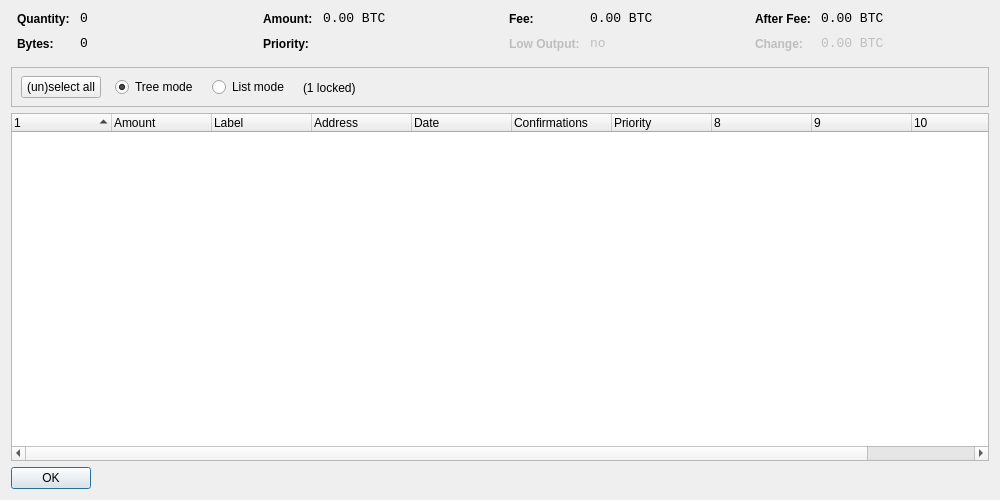
Above: src/qt/forms/coincontroldialog.ui from Prime-Cryptos/Prime-xi before the change. Below: the same form after it.
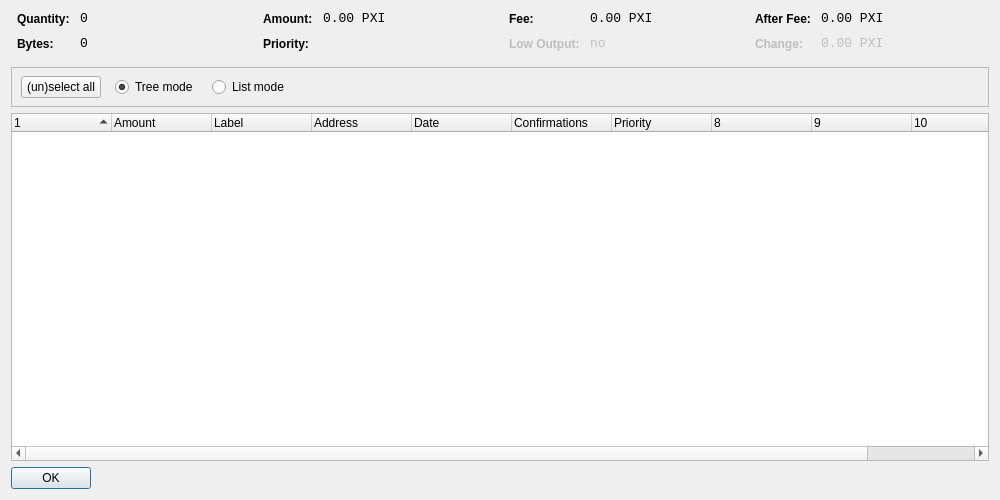
That is the form after the change. Custom widgets are drawn as their Qt base class.

Patch:
```diff
--- a/src/qt/forms/coincontroldialog.ui
+++ b/src/qt/forms/coincontroldialog.ui
@@ -141,7 +141,7 @@
           <enum>Qt::ActionsContextMenu</enum>
          </property>
          <property name="text">
-          <string notr="true">0.00 BTC</string>
+          <string notr="true">0.00 PXI</string>
          </property>
          <property name="textInteractionFlags">
           <set>Qt::LinksAccessibleByMouse|Qt::TextSelectableByKeyboard|Qt::TextSelectableByMouse</set>
@@ -221,7 +221,7 @@
           <enum>Qt::ActionsContextMenu</enum>
          </property>
          <property name="text">
-          <string notr="true">0.00 BTC</string>
+          <string notr="true">0.00 PXI</string>
          </property>
          <property name="textInteractionFlags">
           <set>Qt::LinksAccessibleByMouse|Qt::TextSelectableByKeyboard|Qt::TextSelectableByMouse</set>
@@ -307,7 +307,7 @@
           <enum>Qt::ActionsContextMenu</enum>
          </property>
          <property name="text">
-          <string notr="true">0.00 BTC</string>
+          <string notr="true">0.00 PXI</string>
          </property>
          <property name="textInteractionFlags">
           <set>Qt::LinksAccessibleByMouse|Qt::TextSelectableByKeyboard|Qt::TextSelectableByMouse</set>
@@ -345,7 +345,7 @@
           <enum>Qt::ActionsContextMenu</enum>
          </property>
          <property name="text">
-          <string notr="true">0.00 BTC</string>
+          <string notr="true">0.00 PXI</string>
          </property>
          <property name="textInteractionFlags">
           <set>Qt::LinksAccessibleByMouse|Qt::TextSelectableByKeyboard|Qt::TextSelectableByMouse</set>
@@ -425,13 +425,6 @@
          </property>
         </widget>
        </item>
-       <item>
-        <widget class="QLabel" name="labelLocked">
-         <property name="text">
-          <string>(1 locked)</string>
-         </property>
-        </widget>
-       </item>
        <item>
         <spacer name="horizontalSpacer">
          <property name="orientation">
```
Left out of the diff: 4 changed lines with no effect on the pictures.
